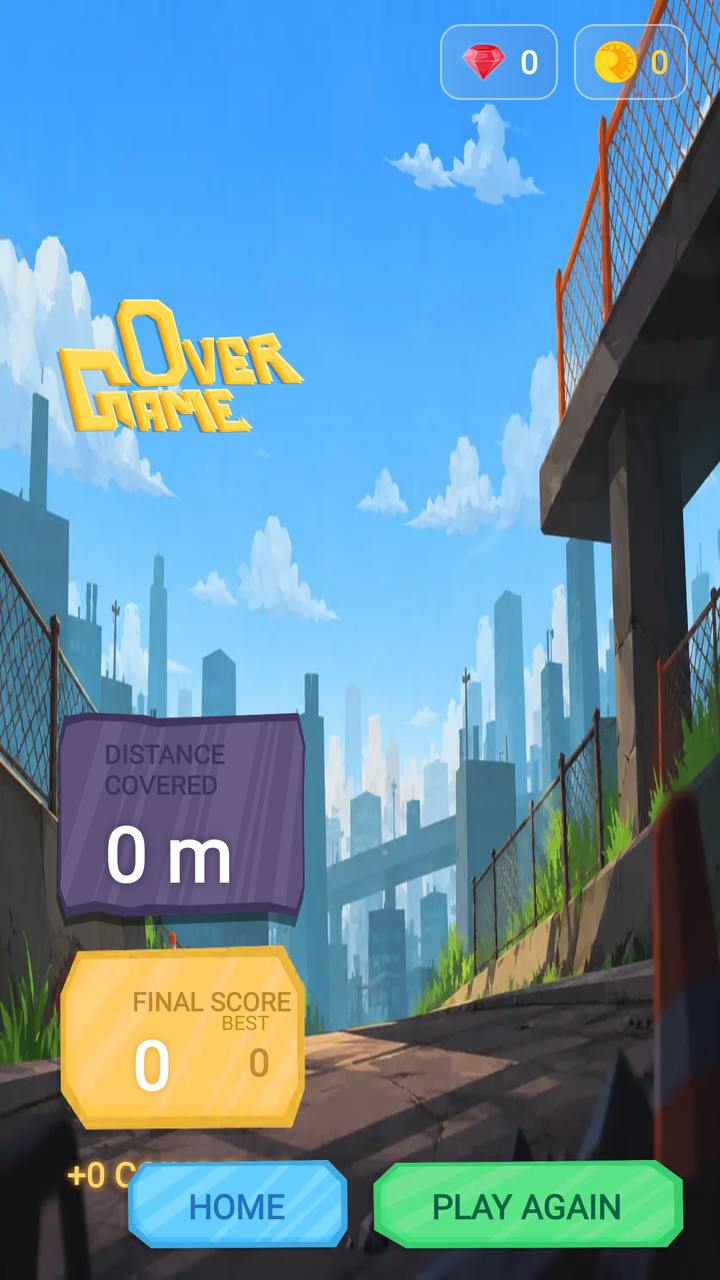
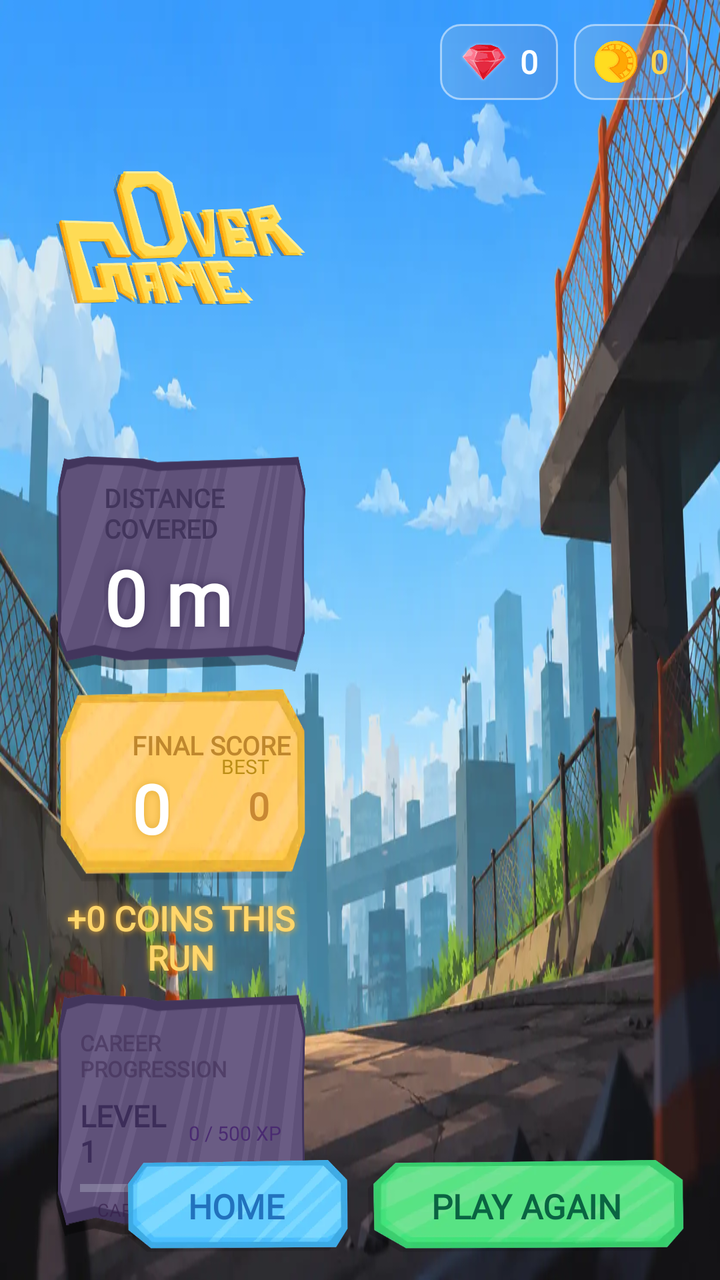

Before-and-after screenshots of an Android layout around one commit, followed by the original layout XML and the change that was made.
<!-- AndroidManifest.xml: application theme Theme.RollerRush -->
<!-- res/layout/activity_game_over.xml -->
<?xml version="1.0" encoding="utf-8"?>
<androidx.constraintlayout.widget.ConstraintLayout
    xmlns:android="http://schemas.android.com/apk/res/android"
    xmlns:app="http://schemas.android.com/apk/res-auto"
    xmlns:tools="http://schemas.android.com/tools"
    android:id="@+id/gameOverRoot"
    android:layout_width="match_parent"
    android:layout_height="match_parent"
    android:background="@drawable/gameover_bg_img"
    android:clipChildren="false"
    android:clipToPadding="false">

    <androidx.constraintlayout.widget.Guideline
        android:id="@+id/gameOverSplit"
        android:layout_width="wrap_content"
        android:layout_height="wrap_content"
        android:orientation="vertical"
        app:layout_constraintGuide_percent="0.48" />

    
    <LinearLayout
        android:id="@+id/linearLayout12"
        android:layout_width="0dp"
        android:layout_height="0dp"
        android:layout_marginStart="20dp"
        android:layout_marginTop="10dp"
        android:layout_marginEnd="12dp"
        android:layout_marginBottom="14dp"
        android:gravity="center"
        android:orientation="vertical"
        android:padding="8dp"
        app:layout_constraintBottom_toBottomOf="parent"
        app:layout_constraintEnd_toStartOf="@id/gameOverSplit"
        app:layout_constraintStart_toStartOf="parent"
        app:layout_constraintTop_toTopOf="parent">

        <ImageView
            android:id="@+id/gameOverTitle"
            android:layout_width="match_parent"
            android:layout_height="0dp"
            android:layout_weight="1.05"
            android:layout_marginBottom="8dp"
            android:contentDescription="Game Over"
            android:scaleType="fitCenter"
            android:src="@drawable/game_over_img" />

        <androidx.constraintlayout.widget.ConstraintLayout
            android:id="@+id/imageView4"
            android:layout_width="match_parent"
            android:layout_height="wrap_content"
            android:background="@drawable/mission_panel_bg"
            android:padding="12dp">

            <TextView
                android:id="@+id/textView2"
                android:layout_width="wrap_content"
                android:layout_height="wrap_content"
                android:fontFamily="@font/new_font"
                android:text="DISTANCE COVERED"
                android:textColor="#42355C"
                android:textSize="13sp"
                android:layout_marginStart="12dp"
                android:textStyle="bold"
                app:layout_constraintBottom_toTopOf="@id/distanceValue"
                app:layout_constraintStart_toStartOf="parent"
                app:layout_constraintTop_toTopOf="parent" />

            <TextView
                android:id="@+id/distanceValue"
                android:layout_width="wrap_content"
                android:layout_height="wrap_content"
                android:fontFamily="@font/count_font"
                android:shadowColor="#42355C"
                android:shadowDx="0"
                android:shadowDy="0"
                android:layout_marginStart="12dp"
                android:shadowRadius="12"
                android:text="0 m"
                android:textColor="#FFFFFF"
                android:textSize="38sp"
                android:textStyle="bold"
                app:layout_constraintBottom_toBottomOf="parent"
                app:layout_constraintStart_toStartOf="parent"
                app:layout_constraintTop_toBottomOf="@id/textView2" />


        </androidx.constraintlayout.widget.ConstraintLayout>


        <androidx.constraintlayout.widget.ConstraintLayout
            android:id="@+id/scoreStats"
            android:layout_width="match_parent"
            android:layout_height="96dp"
            android:layout_marginTop="9dp"
            android:background="@drawable/golden_button_bg"
            android:gravity="center"
            android:orientation="vertical"
            android:paddingVertical="7dp">

            <LinearLayout
                android:id="@+id/linearLayout14"
                android:layout_width="wrap_content"
                android:layout_height="wrap_content"
                android:gravity="end"
                android:layout_margin="18dp"
                android:orientation="vertical"
                app:layout_constraintBottom_toBottomOf="parent"
                app:layout_constraintEnd_toEndOf="parent">

                <TextView
                    android:layout_width="wrap_content"
                    android:layout_height="wrap_content"
                    android:fontFamily="@font/new_font"
                    android:text="BEST"
                    android:textColor="#BC8E17"
                    android:textSize="10sp" />

                <TextView
                    android:id="@+id/bestValue"
                    android:layout_width="wrap_content"
                    android:layout_height="wrap_content"
                    android:fontFamily="@font/count_font"
                    android:text="0"
                    android:textColor="#C88833"
                    android:textSize="19sp"
                    android:textStyle="bold" />
            </LinearLayout>

            <TextView
                android:id="@+id/textView"
                android:layout_width="wrap_content"
                android:layout_height="wrap_content"
                android:fontFamily="@font/new_font"
                android:text="FINAL SCORE"
                android:textColor="#BF872D"
                android:textSize="13sp"
                android:layout_marginTop="12dp"
                android:layout_marginStart="38dp"
                android:textStyle="bold"
                app:layout_constraintStart_toStartOf="parent"
                app:layout_constraintTop_toTopOf="parent" />

            <TextView
                android:id="@+id/scoreValue"
                android:layout_width="wrap_content"
                android:layout_height="wrap_content"
                android:fontFamily="@font/count_font"
                android:shadowColor="#E3AD37"
                android:shadowRadius="10"
                android:text="0"
                android:textColor="#FFFFFF"
                android:textSize="34sp"
                android:textStyle="bold"
                app:layout_constraintStart_toStartOf="@+id/textView"
                app:layout_constraintTop_toBottomOf="@+id/textView" />

        </androidx.constraintlayout.widget.ConstraintLayout>

        <TextView
            android:id="@+id/runCoinsValue"
            android:layout_width="match_parent"
            android:layout_height="wrap_content"
            android:layout_marginTop="7dp"
            android:fontFamily="@font/new_font"
            android:gravity="center"
            android:shadowColor="#FFFFB52E"
            android:shadowRadius="8"
            android:text="+0 COINS THIS RUN"
            android:textColor="#FFD66B"
            android:textSize="17sp"
            android:textStyle="bold" />

    </LinearLayout>



    
    <LinearLayout
        android:id="@+id/linearLayout3"
        android:layout_width="wrap_content"
        android:layout_height="38dp"
        android:layout_marginTop="12dp"
        android:layout_marginEnd="8dp"
        android:background="@drawable/coin_container"
        android:gravity="center"
        android:orientation="horizontal"
        android:paddingHorizontal="10dp"
        app:layout_constraintEnd_toStartOf="@id/linearLayout2"
        app:layout_constraintTop_toTopOf="parent">

        <ImageView
            android:layout_width="24dp"
            android:layout_height="24dp"
            android:contentDescription="Rush Rubies"
            android:src="@drawable/rush_ruby" />

        <TextView
            android:id="@+id/rubiesLabel"
            android:layout_width="wrap_content"
            android:layout_height="wrap_content"
            android:layout_marginStart="6dp"
            android:fontFamily="@font/count_font"
            android:text="0"
            android:textColor="#FFFFFF"
            android:textSize="16sp"
            android:textStyle="bold" />
    </LinearLayout>

    <LinearLayout
        android:id="@+id/linearLayout2"
        android:layout_width="wrap_content"
        android:layout_height="38dp"
        android:layout_marginTop="12dp"
        android:layout_marginEnd="16dp"
        android:background="@drawable/coin_container"
        android:gravity="center"
        android:orientation="horizontal"
        android:paddingHorizontal="10dp"
        app:layout_constraintEnd_toEndOf="parent"
        app:layout_constraintTop_toTopOf="parent">

        <ImageView
            android:layout_width="22dp"
            android:layout_height="22dp"
            android:contentDescription="Rush Coins"
            android:src="@drawable/rush_coin" />

        <TextView
            android:id="@+id/totalCoinsValue"
            android:layout_width="wrap_content"
            android:layout_height="wrap_content"
            android:layout_marginStart="6dp"
            android:fontFamily="@font/count_font"
            android:text="0"
            android:textColor="#FFD34B"
            android:textSize="16sp"
            android:textStyle="bold" />
    </LinearLayout>

    
    <LinearLayout
        android:id="@+id/completedMissionsPanel"
        android:layout_width="0dp"
        android:layout_height="0dp"
        android:layout_marginStart="6dp"
        android:layout_marginTop="60dp"
        android:layout_marginEnd="16dp"
        android:layout_marginBottom="76dp"
        android:background="@drawable/mission_panel"
        android:orientation="vertical"
        android:padding="12dp"
        android:visibility="gone"
        app:layout_constraintBottom_toBottomOf="parent"
        app:layout_constraintEnd_toEndOf="parent"
        app:layout_constraintStart_toEndOf="@id/gameOverSplit"
        app:layout_constraintTop_toTopOf="parent">

        <TextView
            android:id="@+id/completedMissionsTitle"
            android:layout_width="match_parent"
            android:layout_height="wrap_content"
            android:fontFamily="@font/new_font"
            android:gravity="center"
            android:text="MISSIONS COMPLETED!"
            android:textColor="#646464"
            android:textSize="21sp"
            android:textStyle="bold" />

        <TextView
            android:id="@+id/completedMissionsSubtitle"
            android:layout_width="match_parent"
            android:layout_height="wrap_content"
            android:fontFamily="@font/count_font"
            android:gravity="center"
            android:paddingBottom="8dp"
            android:text="Great ride! You've unlocked new rewards."
            android:textColor="#697380"
            android:textSize="12sp" />

        <ScrollView
            android:id="@+id/completedMissionsScroll"
            android:layout_width="match_parent"
            android:layout_height="0dp"
            android:layout_weight="1"
            android:layout_marginStart="10dp"
            android:clipToPadding="false"
            android:fillViewport="false"
            android:overScrollMode="never">

            <LinearLayout
                android:id="@+id/completedMissionsList"
                android:layout_width="match_parent"
                android:layout_height="wrap_content"
                android:orientation="vertical" />
        </ScrollView>

        <TextView
            android:id="@+id/completedMissionsHint"
            android:layout_width="match_parent"
            android:layout_height="wrap_content"
            android:gravity="center"
            android:padding="7dp"
            android:fontFamily="@font/count_font"
            android:text="Visit MISSIONS from the main menu to claim your rewards."
            android:textColor="#686A68"
            android:textSize="11sp" />

    </LinearLayout>

    
    <LinearLayout
        android:id="@+id/linearLayout11"
        android:layout_width="wrap_content"
        android:layout_height="wrap_content"
        android:layout_marginEnd="18dp"
        android:layout_marginBottom="14dp"
        android:gravity="center"
        android:orientation="horizontal"
        app:layout_constraintBottom_toBottomOf="parent"
        app:layout_constraintEnd_toEndOf="parent">

        <Button
            android:id="@+id/homeButton"
            android:layout_width="112dp"
            android:layout_height="46dp"
            android:layout_marginEnd="10dp"
            android:background="@drawable/blue_button_bg"
            android:fontFamily="@font/new_font"
            android:text="HOME"
            android:textAllCaps="true"
            android:textColor="#2272BD"
            android:textSize="17sp"
            android:textStyle="bold" />

        <Button
            android:id="@+id/playAgainButton"
            android:layout_width="158dp"
            android:layout_height="46dp"
            android:background="@drawable/retry_button_bg"
            android:fontFamily="@font/new_font"
            android:text="PLAY AGAIN"
            android:textAllCaps="true"
            android:textColor="#0A6442"
            android:textSize="17sp"
            android:textStyle="bold" />
    </LinearLayout>

    
    <androidx.constraintlayout.widget.ConstraintLayout
        android:id="@+id/mysteryRewardCard"
        android:layout_width="0dp"
        android:layout_height="0dp"
        android:background="@drawable/mystery_overlay_bg"
        android:gravity="center"
        android:orientation="horizontal"
        android:padding="14dp"
        android:visibility="gone"
        app:layout_constraintBottom_toBottomOf="parent"
        app:layout_constraintEnd_toEndOf="parent"
        app:layout_constraintStart_toStartOf="parent"
        app:layout_constraintTop_toTopOf="parent">

        <ImageView
            android:id="@+id/mysteryBubbleImage"
            android:layout_width="160dp"
            android:layout_height="230dp"
            android:contentDescription="Mystery reward bubble"
            android:scaleType="fitCenter"
            android:src="@drawable/mystery_bubble"
            app:layout_constraintBottom_toBottomOf="parent"
            app:layout_constraintEnd_toEndOf="parent"
            app:layout_constraintStart_toStartOf="parent"
            app:layout_constraintTop_toTopOf="parent" />


        <TextView
            android:layout_width="wrap_content"
            android:layout_height="wrap_content"
            android:fontFamily="@font/new_font"
            android:text="LUCKY FIND"
            android:textColor="#E8D9FF"
            android:textSize="16sp"
            android:textStyle="bold"
            app:layout_constraintBottom_toTopOf="@+id/mysteryBubbleImage"
            app:layout_constraintEnd_toEndOf="parent"
            app:layout_constraintStart_toStartOf="parent"
            app:layout_constraintTop_toTopOf="parent" />

        <TextView
            android:id="@+id/mysteryRewardTitle"
            android:layout_width="wrap_content"
            android:layout_height="wrap_content"
            android:fontFamily="@font/new_font"
            android:text="MYSTERY REWARD!"
            android:textColor="#FFFFFF"
            android:textSize="24sp"
            android:textStyle="bold"
            app:layout_constraintBottom_toBottomOf="parent"
            app:layout_constraintEnd_toStartOf="@+id/mysteryBubbleImage"
            app:layout_constraintStart_toStartOf="parent"
            app:layout_constraintTop_toTopOf="parent" />

        <TextView
            android:id="@+id/mysteryRewardValue"
            android:layout_width="wrap_content"
            android:layout_height="wrap_content"
            android:fontFamily="@font/new_font"
            android:padding="12dp"
            android:text="+100 COINS"
            android:textColor="#FFD66B"
            android:textSize="32sp"
            android:textStyle="bold"
            app:layout_constraintBottom_toBottomOf="parent"
            app:layout_constraintEnd_toEndOf="parent"
            app:layout_constraintStart_toEndOf="@+id/mysteryBubbleImage"
            app:layout_constraintTop_toTopOf="parent" />
    </androidx.constraintlayout.widget.ConstraintLayout>

</androidx.constraintlayout.widget.ConstraintLayout>
<!-- resources referenced by this layout -->
<resources>
  <!-- drawable blue_button_bg: webp bitmap (drawable, 5542 bytes) -->
  <!-- drawable coin_container (drawable) -->
  <?xml version="1.0" encoding="utf-8"?>
  <shape xmlns:android="http://schemas.android.com/apk/res/android">
  <gradient android:startColor="#4D93C0E2" android:endColor="#4D6189D0"/>
      <corners android:radius="10dp"/>
      <stroke android:color="#81FFFFFF" android:width="1dp"/>
  </shape>
  <!-- drawable game_over_img: webp bitmap (drawable, 68596 bytes) -->
  <!-- drawable gameover_bg_img: webp bitmap (drawable, 73464 bytes) -->
  <!-- drawable golden_button_bg: webp bitmap (drawable, 5360 bytes) -->
  <!-- drawable mission_panel: png bitmap (drawable-nodpi, 78967 bytes) -->
  <!-- drawable mission_panel_bg: png bitmap (drawable-nodpi, 43335 bytes) -->
  <!-- drawable mystery_bubble: webp bitmap (drawable, 18786 bytes) -->
  <!-- drawable mystery_overlay_bg: webp bitmap (drawable, 23906 bytes) -->
  <!-- drawable retry_button_bg: webp bitmap (drawable, 5076 bytes) -->
  <!-- drawable rush_coin: webp bitmap (drawable, 6902 bytes) -->
  <!-- drawable rush_ruby: webp bitmap (drawable, 12584 bytes) -->
  <style name="Theme.RollerRush" parent="Theme.AppCompat.NoActionBar">
          <item name="android:windowFullscreen">true</item>
          <item name="android:windowBackground">@android:color/black</item>
      </style>
</resources>

<!-- the commit's change to res/layout/activity_game_over.xml (unified diff, before → after) -->
@@ -155,20 +155,112 @@
                 app:layout_constraintTop_toBottomOf="@+id/textView" />
 
         </androidx.constraintlayout.widget.ConstraintLayout>
-
-        <TextView
-            android:id="@+id/runCoinsValue"
+        <LinearLayout
+            android:layout_width="match_parent"
+            android:layout_height="wrap_content"
+            android:orientation="horizontal">
+            <TextView
+                android:id="@+id/runCoinsValue"
+                android:layout_width="match_parent"
+                android:layout_height="wrap_content"
+                android:layout_marginTop="7dp"
+                android:fontFamily="@font/new_font"
+                android:gravity="center"
+                android:shadowColor="#FFFFB52E"
+                android:shadowRadius="8"
+                android:text="+0 COINS THIS RUN"
+                android:textColor="#FFD66B"
+                android:textSize="17sp"
+                android:textStyle="bold" />
+        </LinearLayout>
+
+
+
+        <LinearLayout
+            android:id="@+id/levelProgressPanel"
             android:layout_width="match_parent"
             android:layout_height="wrap_content"
             android:layout_marginTop="7dp"
-            android:fontFamily="@font/new_font"
-            android:gravity="center"
-            android:shadowColor="#FFFFB52E"
-            android:shadowRadius="8"
-            android:text="+0 COINS THIS RUN"
-            android:textColor="#FFD66B"
-            android:textSize="17sp"
-            android:textStyle="bold" />
+            android:background="@drawable/mission_panel_bg"
+            android:orientation="vertical"
+            android:paddingStart="12dp"
+            android:paddingEnd="12dp"
+            android:paddingTop="7dp"
+            android:paddingBottom="7dp">
+
+            <TextView
+                android:id="@+id/levelProgressHeading"
+                android:layout_width="match_parent"
+                android:layout_height="wrap_content"
+                android:fontFamily="@font/new_font"
+                android:text="CAREER PROGRESSION"
+                android:textColor="#A1422F59"
+                android:layout_marginTop="10dp"
+                android:layout_marginBottom="6dp"
+                android:textSize="11sp"
+                android:textStyle="bold" />
+
+            <LinearLayout
+                android:layout_width="match_parent"
+                android:layout_height="wrap_content"
+                android:gravity="center_vertical"
+                android:orientation="horizontal">
+
+                <TextView
+                    android:id="@+id/levelProgressLevel"
+                    android:layout_width="0dp"
+                    android:layout_height="wrap_content"
+                    android:layout_weight="1"
+                    android:fontFamily="@font/new_font"
+                    android:text="LEVEL 1"
+                    android:textColor="#3C2D59"
+                    android:textSize="15sp"
+                    android:textStyle="bold" />
+
+                <TextView
+                    android:id="@+id/levelProgressXp"
+                    android:layout_width="wrap_content"
+                    android:layout_height="wrap_content"
+                    android:fontFamily="@font/count_font"
+                    android:text="0 / 500 XP"
+                    android:textColor="#4A2B71"
+                    android:textSize="10sp" />
+            </LinearLayout>
+
+            <ProgressBar
+                android:id="@+id/levelProgressBar"
+                style="?android:attr/progressBarStyleHorizontal"
+                android:layout_width="match_parent"
+                android:layout_height="9dp"
+                android:layout_marginTop="4dp"
+                android:max="1000"
+                android:progress="0"
+                android:progressTint="#65CFFF"
+                android:progressBackgroundTint="#C9D1DE" />
+
+            <TextView
+                android:id="@+id/levelUpLabel"
+                android:layout_width="match_parent"
+                android:layout_height="wrap_content"
+                android:layout_marginTop="3dp"
+                android:fontFamily="@font/new_font"
+                android:gravity="center"
+                android:text="LEVEL UP!"
+                android:textColor="#D18A18"
+                android:textSize="14sp"
+                android:textStyle="bold"
+                android:visibility="gone" />
+
+            <TextView
+                android:id="@+id/levelProgressMessage"
+                android:layout_width="match_parent"
+                android:layout_height="wrap_content"
+                android:fontFamily="@font/count_font"
+                android:gravity="center"
+                android:text="CAREER XP EARNED"
+                android:textColor="#A3351E49"
+                android:textSize="9sp" />
+        </LinearLayout>
 
     </LinearLayout>
 
